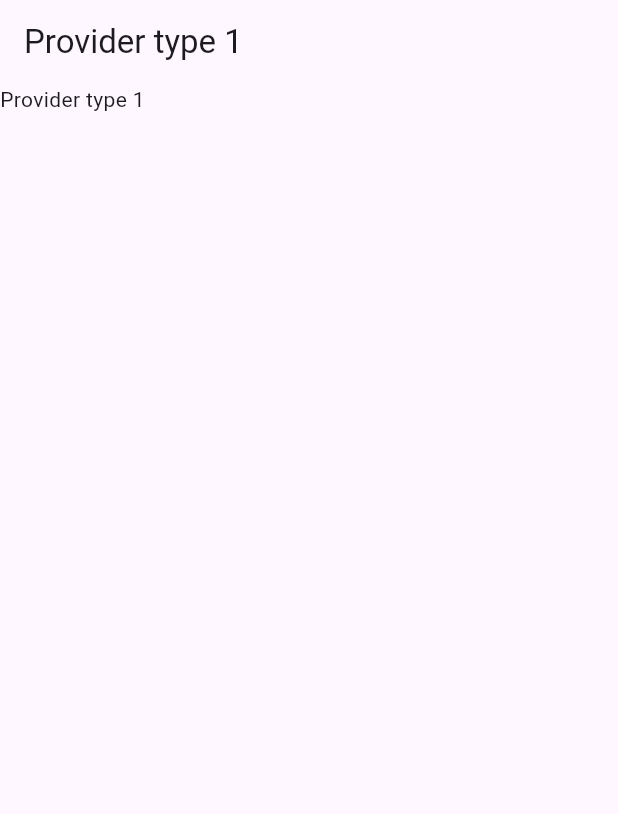
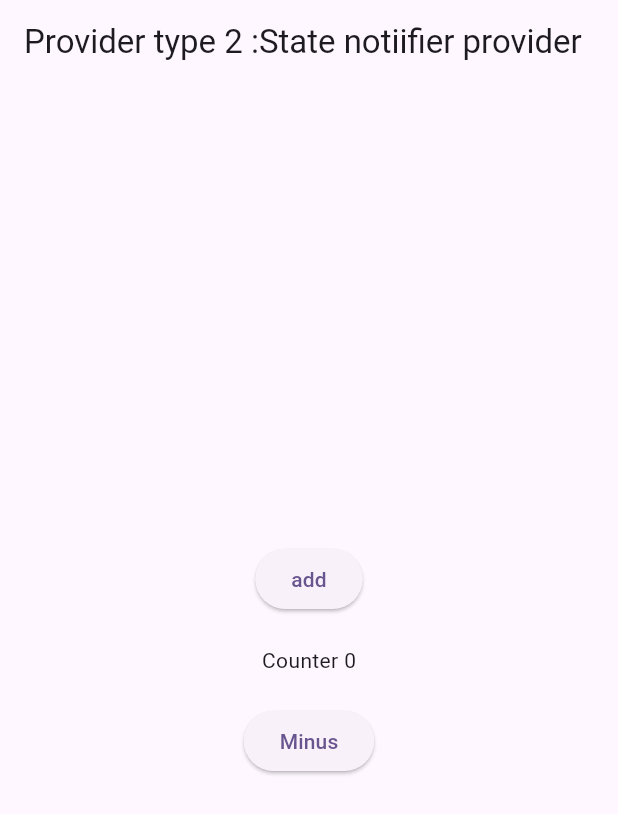
Before and after one commit to fahad-islam1/flutter-riverpod, a Flutter app: the screen it shows after launch, on a phone screen of 412 x 824 dp. Shown: the top 814 px of the screen. Run offline on Flutter 3.47's test engine with Material 3 defaults, Android fonts, the phone set to English and light mode, and no system bars; our stand-ins replace flutter_riverpod.

Commit message:
state provider

```diff
--- a/lib/main.dart
+++ b/lib/main.dart
@@ -1,8 +1,16 @@
 import 'package:flutter/material.dart';
-import 'package:riverpod_practice_project/provider/provider1.dart';
+import 'package:flutter_riverpod/flutter_riverpod.dart';
+import 'package:riverpod_practice_project/provider/methods/provider1.dart';
+import 'package:riverpod_practice_project/provider/state_provider_screen.dart';
 
+// provider
+final nameProvider=Provider<String>((ref)=>"fahad Islam");
+// stateprovider
+final counterProvider = StateProvider<int>((ref) {
+  return 0 ;
+});
 void main() {
-  runApp(const MyApp());
+  runApp( ProviderScope(child: MyApp()));
 }
 
 class MyApp extends StatelessWidget {
@@ -32,7 +40,7 @@ class MyApp extends StatelessWidget {
         colorScheme: ColorScheme.fromSeed(seedColor: Colors.deepPurple),
         useMaterial3: true,
       ),
-      home: Provider1Screen(),
+      home: CounterScreen(),
 
     );
   }
--- a/lib/provider/provider1.dart
+++ /dev/null
@@ -1,19 +0,0 @@
-import 'package:flutter/material.dart';
-
-class Provider1Screen extends StatelessWidget {
-  const Provider1Screen({super.key});
-
-  @override
-  Widget build(BuildContext context) {
-    return Scaffold(
-      appBar: AppBar(title: Text("Provider type 1 "),),
-      body: Column(
-        children: [
-          Text(
-            "Provider type 1 ",
-          )
-        ],
-      ),
-    );
-  }
-}
--- /dev/null
+++ b/lib/provider/state_provider_screen.dart
@@ -0,0 +1,45 @@
+import 'package:flutter/material.dart';
+import 'package:flutter_riverpod/flutter_riverpod.dart';
+import 'package:riverpod_practice_project/main.dart';
+
+class CounterScreen extends ConsumerWidget {
+  const CounterScreen({super.key});
+
+  @override
+  Widget build(BuildContext context, WidgetRef ref) {
+
+    final number = ref.watch(counterProvider);
+    return Scaffold(
+      appBar: AppBar(title: Text("Provider type 2 :State notiifier provider "),),
+      body: Center(
+        child: Column(
+          crossAxisAlignment: CrossAxisAlignment.center,
+          mainAxisAlignment: MainAxisAlignment.center,
+          children: [
+
+
+            // button
+            ElevatedButton(child: Text("add"),onPressed: (){
+              ref.read(counterProvider.notifier).state++;
+              // ref.read(counterProvider.notifier).update((state)=>10);
+
+            },),
+            SizedBox(
+              height: 20,
+            ),
+             Text(
+              "Counter $number",
+            ),    SizedBox(
+              height: 20,
+            ),
+   ElevatedButton(child: Text("Minus"),onPressed: (){
+              ref.read(counterProvider.notifier).state--;
+              // ref.read(counterProvider.notifier).update((state)=>10);
+
+            },),
+          ],
+        ),
+      ),
+    );;
+  }
+}
```
Also changed, not shown: lib/provider/methods/provider1.dart (added, +30 -0 lines), lib/provider/methods/provider1_method2.dart (added, +31 -0 lines), lib/provider/methods/provider1_statefull.dart (added, +36 -0 lines).
